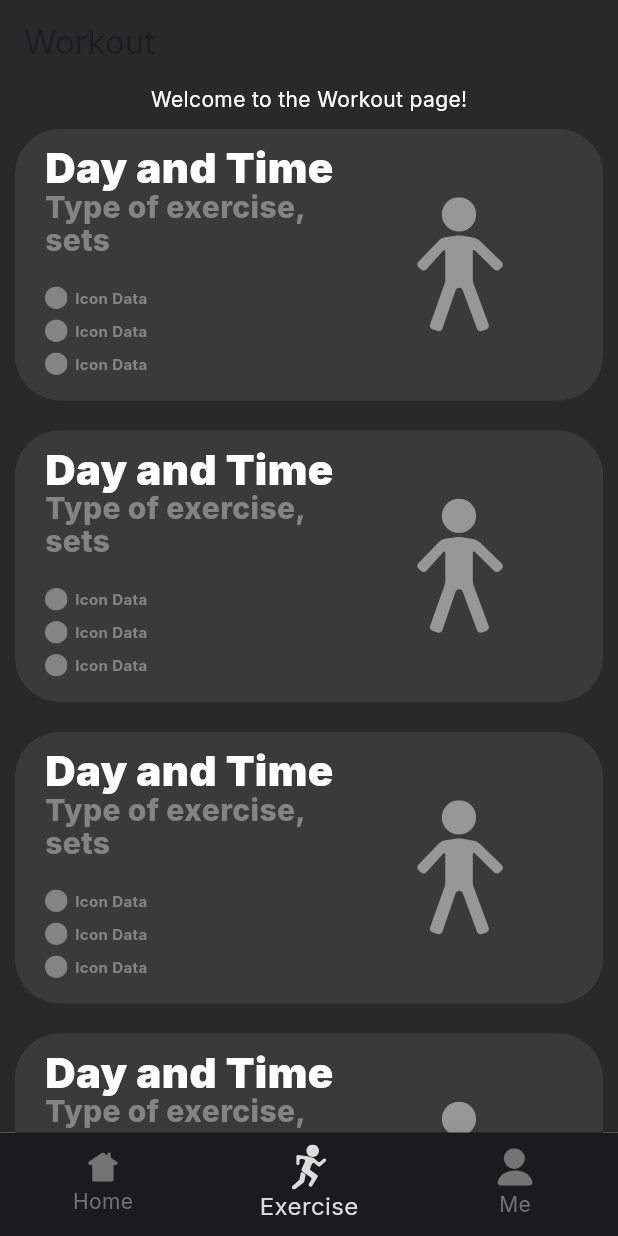
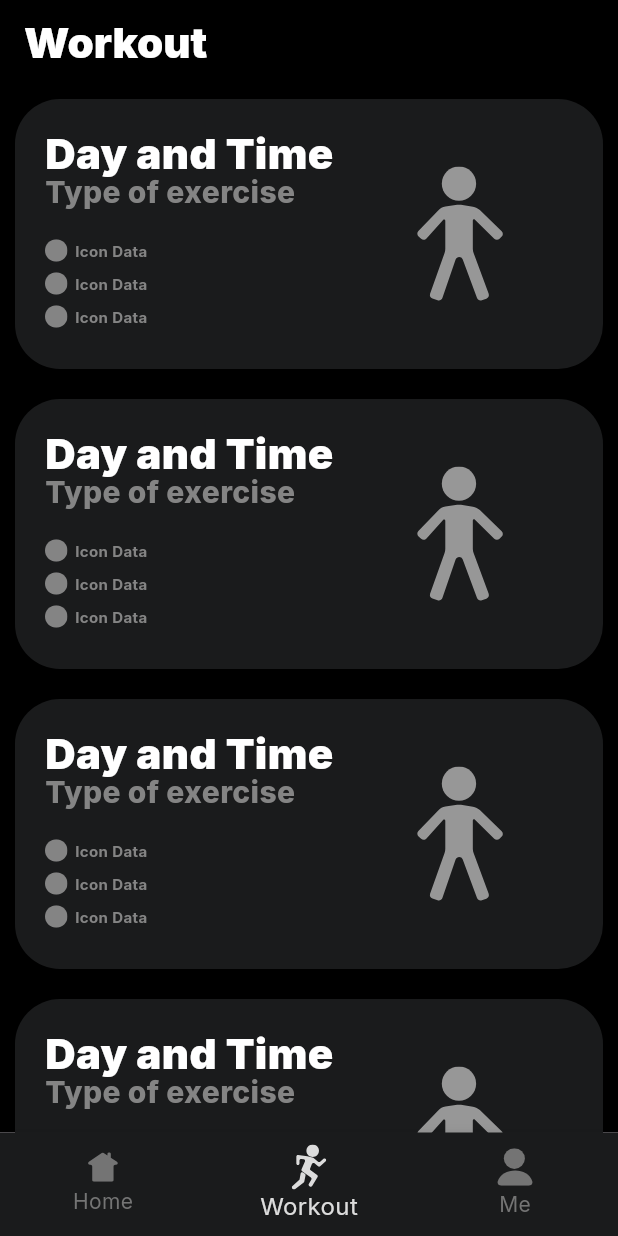
Before and after one commit to AbsolutelyHaakon/FitnessApp-IDATA2503, a Flutter app: the screen it shows after launch, item 2 of the bottom bar chosen, on a phone screen of 412 x 824 dp. Run offline on Flutter 3.47's test engine with Material 3 defaults, Android fonts, the phone set to English and light mode, and no system bars; our stand-ins replace flutter_svg, get.

Commit message:
Updated workout page, added Text widgets

```diff
--- a/lib/components/Elements/icon_text.dart
+++ b/lib/components/Elements/texts.dart
@@ -1,5 +1,42 @@
 import 'package:flutter/material.dart';
 import 'package:flutter_svg/flutter_svg.dart';
+
+class Heading1 extends StatelessWidget {
+  const Heading1({super.key, required this.text});
+
+  final String text;
+
+  @override
+  Widget build(BuildContext context) {
+    return Text(
+      text,
+      style: const TextStyle(
+        fontSize: 28,
+        fontWeight: FontWeight.w900,
+        color: Color(0xFFFFFFFF),
+        height: 1.1,
+      ),
+    );
+  }
+}
+
+class Heading2 extends StatelessWidget {
+  const Heading2({super.key, required this.text});
+
+  final String text;
+
+  @override
+  Widget build(BuildContext context) {
+    return Text(
+      text,
+      style: const TextStyle(
+          fontSize: 20,
+          fontWeight: FontWeight.w800,
+          color: Color(0xFF848484),
+          height: 1.1),
+    );
+  }
+}
 
 class IconText extends StatelessWidget {
   const IconText(
--- a/lib/components/navigation_bar.dart
+++ b/lib/components/navigation_bar.dart
@@ -36,7 +36,8 @@ class _CustomNavigationBarState extends State<CustomNavigationBar> {
               'assets/icons/home.svg',
               width: 20.0,
               height: 20.0,
-              color: _selectedIndex == 0 ? Color(0xFFDCDCDC) : Color(0xFF747474),
+              color:
+                  _selectedIndex == 0 ? Color(0xFFDCDCDC) : Color(0xFF747474),
             ),
             label: 'Home',
           ),
@@ -45,16 +46,18 @@ class _CustomNavigationBarState extends State<CustomNavigationBar> {
               'assets/icons/workout.svg',
               width: 30.0,
               height: 30.0,
-              color: _selectedIndex == 1 ? Color(0xFFDCDCDC) : Color(0xFF747474),
+              color:
+                  _selectedIndex == 1 ? Color(0xFFDCDCDC) : Color(0xFF747474),
             ),
-            label: 'Exercise',
+            label: 'Workout',
           ),
           BottomNavigationBarItem(
             icon: SvgPicture.asset(
               'assets/icons/me.svg',
               width: 25.0,
               height: 25.0,
-              color: _selectedIndex == 2 ? Color(0xFFDCDCDC) : Color(0xFF747474),
+              color:
+                  _selectedIndex == 2 ? Color(0xFFDCDCDC) : Color(0xFF747474),
             ),
             label: 'Me',
           ),
@@ -67,7 +70,6 @@ class _CustomNavigationBarState extends State<CustomNavigationBar> {
         iconSize: 30.0,
         selectedFontSize: 16.0,
         unselectedFontSize: 14.0,
-
       ),
     );
   }
--- a/lib/components/upcoming_workouts_box.dart
+++ b/lib/components/upcoming_workouts_box.dart
@@ -1,11 +1,12 @@
 import 'dart:ui';
 
-import 'package:fitnessapp_idata2503/components/Elements/icon_text.dart';
+import 'package:fitnessapp_idata2503/components/Elements/texts.dart';
+import 'package:fitnessapp_idata2503/components/Elements/texts.dart';
 import 'package:flutter/material.dart';
 import 'package:flutter_svg/svg.dart';
 
 class UpcomingWorkoutsBox extends StatefulWidget {
-  const UpcomingWorkoutsBox({super.key});
+  const UpcomingWorkoutsBox({super.key, required});
 
   @override
   State<StatefulWidget> createState() {
@@ -21,7 +22,7 @@ class _UpcomingWorkoutsBoxState extends State<UpcomingWorkoutsBox> {
       constraints: const BoxConstraints(minHeight: 180),
       width: double.infinity,
       decoration: const BoxDecoration(
-        color: Color(0xFF3A3A3A),
+        color: Color(0xFF1A1B1C),
         borderRadius: BorderRadius.all(Radius.circular(30)),
       ),
       padding: const EdgeInsets.fromLTRB(20, 10, 50, 10),
@@ -33,23 +34,8 @@ class _UpcomingWorkoutsBoxState extends State<UpcomingWorkoutsBox> {
               mainAxisAlignment: MainAxisAlignment.center,
               crossAxisAlignment: CrossAxisAlignment.start,
               children: [
-                Text(
-                  'Day and Time',
-                  style: TextStyle(
-                    fontSize: 28,
-                    fontWeight: FontWeight.w900,
-                    color: Color(0xFFFFFFFF),
-                    height: 1.1,
-                  ),
-                ),
-                Text(
-                  'Type of exercise, sets',
-                  style: TextStyle(
-                      fontSize: 20,
-                      fontWeight: FontWeight.w800,
-                      color: Color(0xFF848484),
-                      height: 1.1),
-                ),
+                Heading1(text: 'Day and Time'),
+                Heading2(text: 'Type of exercise'),
                 SizedBox(
                   height: 20,
                 ),
@@ -80,7 +66,7 @@ class _UpcomingWorkoutsBoxState extends State<UpcomingWorkoutsBox> {
           const SizedBox(width: 20),
           LayoutBuilder(
             builder: (context, constraints) {
-              double size = 90; // Use height as width
+              double size = 90;
               return SvgPicture.asset(
                 'assets/icons/stick_figure.svg',
                 height: size,
--- a/lib/pages/workout.dart
+++ b/lib/pages/workout.dart
@@ -1,3 +1,4 @@
+import 'package:fitnessapp_idata2503/components/Elements/texts.dart';
 import 'package:fitnessapp_idata2503/components/upcoming_workouts_box.dart';
 import 'package:fitnessapp_idata2503/pages/upcoming_workouts.dart';
 import 'package:flutter/material.dart';
@@ -7,15 +8,11 @@ class Workout extends StatelessWidget {
   Widget build(BuildContext context) {
     return Scaffold(
       appBar: AppBar(
-        title: const Text('Workout'),
-        backgroundColor: Color(0xFF292929),
+        title: const Heading1(text: 'Workout'),
+        backgroundColor: const Color(0xFF000000),
       ),
       body: const SingleChildScrollView(
         child: Column(children: [
-          Text(
-            'Welcome to the Workout page!',
-            style: TextStyle(color: Colors.white),
-          ),
           UpcomingWorkoutsBox(),
           UpcomingWorkoutsBox(),
           UpcomingWorkoutsBox(),
@@ -25,7 +22,7 @@ class Workout extends StatelessWidget {
           UpcomingWorkoutsBox(),
         ]),
       ),
-      backgroundColor: Color(0xFF292929),
+      backgroundColor: const Color(0xFF000000),
     );
   }
 }
```
Also changed, not shown: pubspec.lock.
